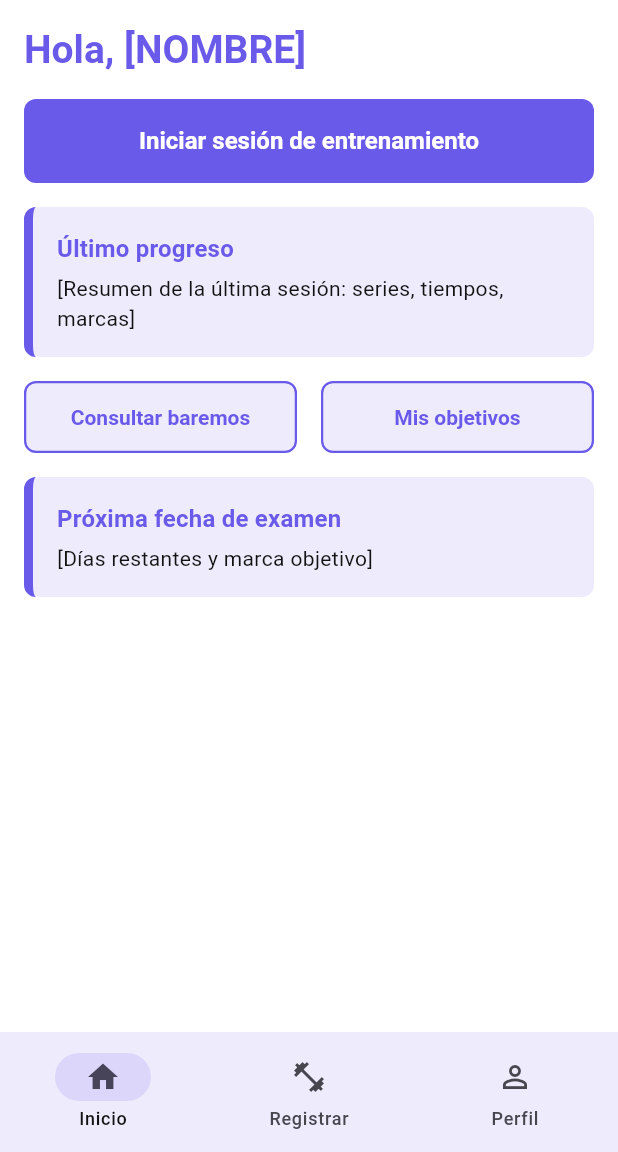
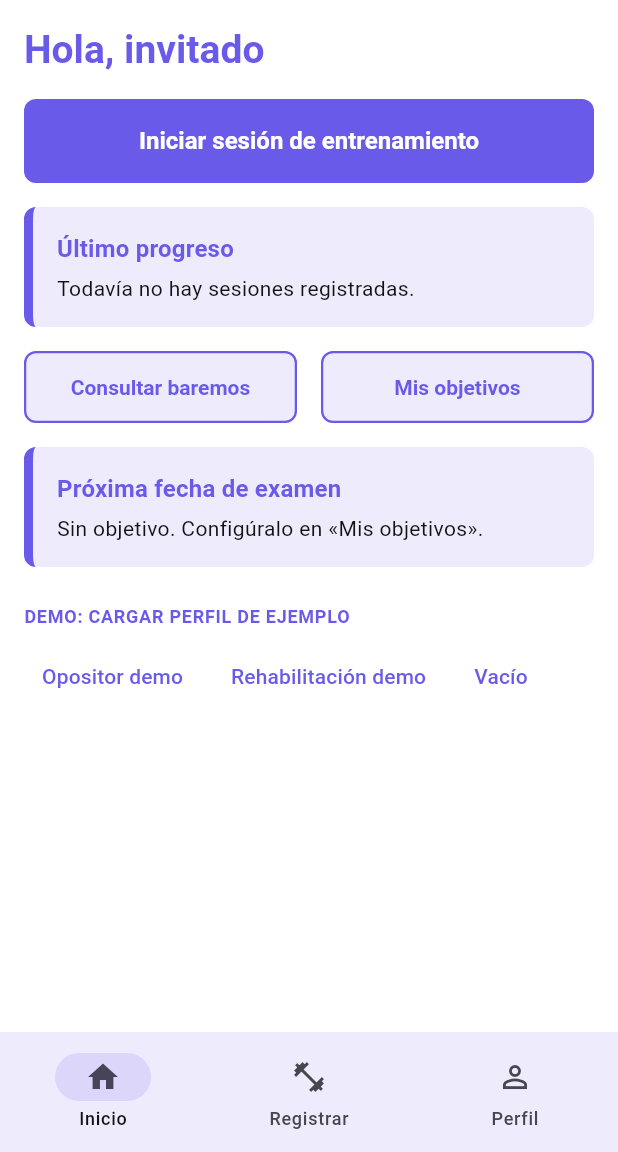
Before and after one commit to apereg30/heavybuddy, a Flutter app: the screen it shows after launch, on a phone screen of 412 x 824 dp, the part 84-1236 px from its top. Run offline on Flutter 3.47's test engine with Material 3 defaults, Android fonts, the phone set to English and light mode, and no system bars.

Commit message:
Pantalla inicio y cosillas del state, para otras pantallas también

```diff
--- a/lib/main.dart
+++ b/lib/main.dart
@@ -1,23 +1,40 @@
 import 'package:flutter/material.dart';
 
 import 'routes.dart';
+import 'state/app_state.dart';
 import 'theme/app_theme.dart';
 
 void main() {
   runApp(const HeavyBuddyApp());
 }
 
-class HeavyBuddyApp extends StatelessWidget {
+class HeavyBuddyApp extends StatefulWidget {
   const HeavyBuddyApp({super.key});
 
   @override
+  State<HeavyBuddyApp> createState() => _HeavyBuddyAppState();
+}
+
+class _HeavyBuddyAppState extends State<HeavyBuddyApp> {
+  final _state = AppState();
+
+  @override
+  void dispose() {
+    _state.dispose();
+    super.dispose();
+  }
+
+  @override
   Widget build(BuildContext context) {
-    return MaterialApp(
-      title: 'Heavy Buddy',
-      debugShowCheckedModeBanner: false,
-      theme: buildAppTheme(),
-      initialRoute: Routes.inicio,
-      routes: Routes.table,
+    return AppScope(
+      state: _state,
+      child: MaterialApp(
+        title: 'Heavy Buddy',
+        debugShowCheckedModeBanner: false,
+        theme: buildAppTheme(),
+        initialRoute: Routes.inicio,
+        routes: Routes.table,
+      ),
     );
   }
 }
--- a/lib/screens/inicio_screen.dart
+++ b/lib/screens/inicio_screen.dart
@@ -1,6 +1,9 @@
 import 'package:flutter/material.dart';
 
 import '../routes.dart';
+import '../state/app_state.dart';
+import '../state/demo_data.dart';
+import '../state/format.dart';
 import '../theme/app_theme.dart';
 import '../widgets/hb_scaffold.dart';
 import '../widgets/hb_widgets.dart';
@@ -9,25 +12,47 @@ import '../widgets/hb_widgets.dart';
 class InicioScreen extends StatelessWidget {
   const InicioScreen({super.key});
 
+  String _ultimoProgreso(AppState state) {
+    final sesiones = state.sesiones;
+    if (sesiones.isEmpty) return 'Todavía no hay sesiones registradas.';
+    final s = sesiones.last;
+    final ejercicios = s.series.map((e) => e.ejercicio).toSet().join(', ');
+    final dolor = s.dolor == null ? '' : ' · Dolor ${s.dolor!.nivel} de 10';
+    return '${fechaCorta(s.inicio)}: ${s.series.length} series ($ejercicios)$dolor';
+  }
+
+  String _proximoExamen(AppState state) {
+    final o = state.objetivo;
+    if (o == null) return 'Sin objetivo. Configúralo en «Mis objetivos».';
+    final dias = state.diasRestantes!;
+    final cuando = dias < 0
+        ? 'La fecha del examen (${fechaCorta(o.fechaExamen)}) ya ha pasado'
+        : dias == 0
+            ? 'El examen es hoy'
+            : 'Faltan $dias días (${fechaCorta(o.fechaExamen)})';
+    return '$cuando · Objetivo: ${o.baremo.prueba}, ${marcaTexto(o.marca, o.baremo.metrica)}';
+  }
+
   @override
   Widget build(BuildContext context) {
+    final state = AppScope.of(context);
     final nav = Navigator.of(context);
     return HbScaffold(
       title: 'Heavy Buddy',
       showBack: false,
       navIndex: 0,
       children: [
-        Text('Hola, [NOMBRE]', style: Theme.of(context).textTheme.headlineMedium),
+        Text('Hola, ${state.perfilNombre}', style: Theme.of(context).textTheme.headlineMedium),
         const SizedBox(height: AppSpacing.m),
         FilledButton(
-          onPressed: () => nav.pushNamed(Routes.limites),
+          onPressed: () {
+            state.iniciarSesion();
+            nav.pushNamed(Routes.limites);
+          },
           child: const Text('Iniciar sesión de entrenamiento'),
         ),
         const SizedBox(height: AppSpacing.m),
-        const InfoCard(
-          title: 'Último progreso',
-          child: Text('[Resumen de la última sesión: series, tiempos, marcas]'),
-        ),
+        InfoCard(title: 'Último progreso', child: Text(_ultimoProgreso(state))),
         Row(
           children: [
             Expanded(
@@ -46,9 +71,23 @@ class InicioScreen extends StatelessWidget {
           ],
         ),
         const SizedBox(height: AppSpacing.m),
-        const InfoCard(
-          title: 'Próxima fecha de examen',
-          child: Text('[Días restantes y marca objetivo]'),
+        InfoCard(title: 'Próxima fecha de examen', child: Text(_proximoExamen(state))),
+        const SectionLabel('DEMO: CARGAR PERFIL DE EJEMPLO'),
+        Wrap(
+          spacing: AppSpacing.s,
+          runSpacing: AppSpacing.s,
+          children: [
+            for (final perfil in PerfilDemo.values)
+              TextButton(
+                onPressed: () {
+                  state.cargarPerfil(perfil);
+                  ScaffoldMessenger.of(context)
+                    ..hideCurrentSnackBar()
+                    ..showSnackBar(SnackBar(content: Text('Perfil cargado: ${perfil.nombre}')));
+                },
+                child: Text(perfil.nombre),
+              ),
+          ],
         ),
       ],
     );
--- /dev/null
+++ b/lib/state/app_state.dart
@@ -0,0 +1,102 @@
+import 'package:flutter/widgets.dart';
+
+import 'demo_data.dart';
+import 'models.dart';
+
+/// Estado de toda la app, sólo en memoria (sin persistencia).
+class AppState extends ChangeNotifier {
+  String perfilNombre = 'invitado';
+
+  final List<Sesion> _sesiones = [];
+  Sesion? _sesionActual;
+  Objetivo? _objetivo;
+  Map<String, Limite> _limites = {};
+  int? semanaRehab;
+  int? totalSemanasRehab;
+
+  List<Sesion> get sesiones => List.unmodifiable(_sesiones);
+  Sesion? get sesionActual => _sesionActual;
+  Objetivo? get objetivo => _objetivo;
+  Map<String, Limite> get limites => Map.unmodifiable(_limites);
+
+  void iniciarSesion() {
+    _sesionActual ??= Sesion();
+    notifyListeners();
+  }
+
+  /// Días hasta el examen (negativo si ya pasó).
+  int? get diasRestantes {
+    final o = _objetivo;
+    if (o == null) return null;
+    final hoy = DateTime.now();
+    final f = o.fechaExamen;
+    return DateTime(f.year, f.month, f.day).difference(DateTime(hoy.year, hoy.month, hoy.day)).inDays;
+  }
+
+  // --- Perfiles de demo ---
+
+  void cargarPerfil(PerfilDemo perfil) {
+    perfilNombre = perfil.nombre;
+    _sesiones.clear();
+    _sesionActual = null;
+    _objetivo = null;
+    _limites = {};
+    semanaRehab = null;
+    totalSemanasRehab = null;
+    final ahora = DateTime.now();
+
+    switch (perfil) {
+      case PerfilDemo.opositor:
+        _objetivo = Objetivo(
+          fechaExamen: ahora.add(const Duration(days: 45)),
+          baremo: catalogoBaremos[0], // Policía - Carrera 1000 m
+          marca: 225,
+        );
+        _sesiones.addAll([
+          Sesion(inicio: ahora.subtract(const Duration(days: 9)))
+            ..series.addAll(const [
+              Serie(ejercicio: 'Carrera 1000 m', tiempo: Duration(seconds: 252), repeticiones: 0, pesoKg: 0),
+              Serie(ejercicio: 'Flexiones', tiempo: Duration.zero, repeticiones: 18, pesoKg: 0),
+            ])
+            ..dolor = const RegistroDolor(nivel: 1, zona: 'Ninguna'),
+          Sesion(inicio: ahora.subtract(const Duration(days: 3)))
+            ..series.addAll(const [
+              Serie(ejercicio: 'Carrera 1000 m', tiempo: Duration(seconds: 245, milliseconds: 300), repeticiones: 0, pesoKg: 0),
+              Serie(ejercicio: 'Flexiones', tiempo: Duration.zero, repeticiones: 22, pesoKg: 0),
+            ])
+            ..dolor = const RegistroDolor(nivel: 2, zona: 'Hombro'),
+        ]);
+      case PerfilDemo.rehabilitacion:
+        _limites = {
+          'Sentadilla': const Limite(pesoKg: 40, series: 3, repeticiones: 10),
+          'Press de banca': const Limite(pesoKg: 30, series: 3, repeticiones: 8),
+        };
+        semanaRehab = 3;
+        totalSemanasRehab = 8;
+        _sesiones.add(
+          Sesion(inicio: ahora.subtract(const Duration(days: 2)))
+            ..series.addAll(const [
+              Serie(ejercicio: 'Sentadilla', tiempo: Duration.zero, repeticiones: 10, pesoKg: 30),
+              Serie(ejercicio: 'Sentadilla', tiempo: Duration.zero, repeticiones: 10, pesoKg: 32.5),
+            ])
+            ..dolor = const RegistroDolor(nivel: 3, zona: 'Rodilla', observaciones: 'Molestia leve al bajar'),
+        );
+      case PerfilDemo.vacio:
+        break;
+    }
+    notifyListeners();
+  }
+}
+
+/// Da acceso al [AppState] desde cualquier pantalla.
+class AppScope extends InheritedNotifier<AppState> {
+  const AppScope({super.key, required AppState state, required super.child}) : super(notifier: state);
+
+  /// Para usar en `build`: la pantalla se redibuja cuando cambia el estado.
+  static AppState of(BuildContext context) =>
+      context.dependOnInheritedWidgetOfExactType<AppScope>()!.notifier!;
+
+  /// Para usar en callbacks: no suscribe la pantalla a los cambios.
+  static AppState read(BuildContext context) =>
+      context.getInheritedWidgetOfExactType<AppScope>()!.notifier!;
+}
--- /dev/null
+++ b/lib/state/demo_data.dart
@@ -0,0 +1,21 @@
+import 'models.dart';
+
+/// DATOS DE EJEMPLO PARA LA DEMO. Los baremos y límites NO son oficiales.
+
+const catalogoBaremos = [
+  Baremo(oposicion: 'Policía', prueba: 'Carrera 1000 m', metrica: Metrica.tiempo, minimo: 230, mayorEsMejor: false),
+  Baremo(oposicion: 'Policía', prueba: 'Flexiones', metrica: Metrica.repeticiones, minimo: 20, mayorEsMejor: true),
+  Baremo(oposicion: 'Policía', prueba: 'Dominadas', metrica: Metrica.repeticiones, minimo: 5, mayorEsMejor: true),
+  Baremo(oposicion: 'Bomberos', prueba: 'Carrera 1000 m', metrica: Metrica.tiempo, minimo: 240, mayorEsMejor: false),
+  Baremo(oposicion: 'Bomberos', prueba: 'Flexiones', metrica: Metrica.repeticiones, minimo: 25, mayorEsMejor: true),
+  Baremo(oposicion: 'Bomberos', prueba: 'Sentadilla', metrica: Metrica.repeticiones, minimo: 15, mayorEsMejor: true),
+];
+
+enum PerfilDemo {
+  opositor('Opositor demo'),
+  rehabilitacion('Rehabilitación demo'),
+  vacio('Vacío');
+
+  const PerfilDemo(this.nombre);
+  final String nombre;
+}
--- /dev/null
+++ b/lib/state/format.dart
@@ -0,0 +1,9 @@
+import 'models.dart';
+
+String fechaCorta(DateTime d) =>
+    '${d.day.toString().padLeft(2, '0')}/${d.month.toString().padLeft(2, '0')}/${d.year}';
+
+/// 12 -> "12", 12.5 -> "12,5"
+String numero(double v) => (v % 1 == 0 ? v.toInt().toString() : v.toStringAsFixed(1)).replaceAll('.', ',');
+
+String marcaTexto(double v, Metrica m) => m == Metrica.tiempo ? '${numero(v)} s' : '${numero(v)} rep.';
--- /dev/null
+++ b/lib/state/models.dart
@@ -0,0 +1,66 @@
+/// Qué se mide en una prueba: tiempo (segundos) o repeticiones.
+enum Metrica { tiempo, repeticiones }
+
+/// Límite de carga recomendado para un ejercicio (modo rehabilitación).
+class Limite {
+  const Limite({required this.pesoKg, required this.series, required this.repeticiones});
+
+  final double pesoKg;
+  final int series;
+  final int repeticiones;
+}
+
+class Serie {
+  const Serie({
+    required this.ejercicio,
+    required this.tiempo,
+    required this.repeticiones,
+    required this.pesoKg,
+  });
+
+  final String ejercicio;
+  final Duration tiempo;
+  final int repeticiones;
+  final double pesoKg;
+}
+
+class RegistroDolor {
+  const RegistroDolor({required this.nivel, required this.zona, this.observaciones = ''});
+
+  final int nivel;
+  final String zona;
+  final String observaciones;
+}
+
+class Sesion {
+  Sesion({DateTime? inicio}) : inicio = inicio ?? DateTime.now();
+
+  final DateTime inicio;
+  final List<Serie> series = [];
+  RegistroDolor? dolor;
+}
+
+/// Marca mínima exigida para una prueba de una oposición (datos de ejemplo).
+class Baremo {
+  const Baremo({
+    required this.oposicion,
+    required this.prueba,
+    required this.metrica,
+    required this.minimo,
+    required this.mayorEsMejor,
+  });
+
+  final String oposicion;
+  final String prueba;
+  final Metrica metrica;
+  final double minimo;
+  final bool mayorEsMejor;
+}
+
+class Objetivo {
+  const Objetivo({required this.fechaExamen, required this.baremo, required this.marca});
+
+  final DateTime fechaExamen;
+  final Baremo baremo;
+  final double marca;
+}
```
